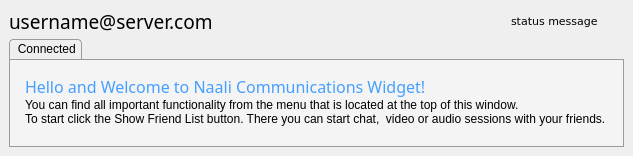
This is CommunicationModule/CommunicationUI/ui/SessionManagerWidget.ui in realXtend/tundra as Qt 5 draws it before an edit. The edited form follows.
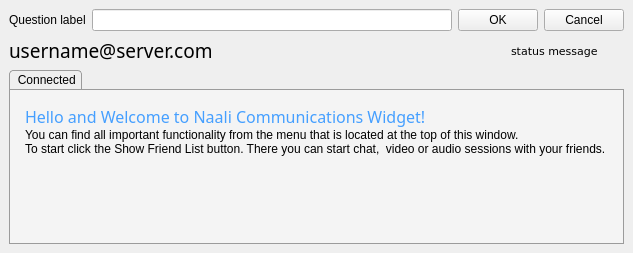
This is the edited form.

Commit message: * QNaaliProxyStyle: implemented slimmer scene dialog frames, style set to QApplication * Comms goodies: internal mode for everything but 3D management (will be external), ported to new theme, new input system (no more dialogs that didn't paint text to lineEdits) * Small ui tweaks in ui files all around

What changed in the file:
```diff
--- a/CommunicationModule/CommunicationUI/ui/SessionManagerWidget.ui
+++ b/CommunicationModule/CommunicationUI/ui/SessionManagerWidget.ui
@@ -6,8 +6,8 @@
    <rect>
     <x>0</x>
     <y>0</y>
-    <width>585</width>
-    <height>156</height>
+    <width>628</width>
+    <height>253</height>
    </rect>
   </property>
   <property name="windowTitle">
@@ -30,6 +30,46 @@
       </font>
      </property>
      <layout class="QVBoxLayout" name="verticalLayout_2">
+      <item>
+       <widget class="QFrame" name="inputFrame">
+        <property name="lineWidth">
+         <number>0</number>
+        </property>
+        <layout class="QHBoxLayout" name="horizontalLayout_3">
+         <property name="margin">
+          <number>0</number>
+         </property>
+         <item>
+          <layout class="QHBoxLayout" name="horizontalLayout_input">
+           <item>
+            <widget class="QLabel" name="inputQuestionLabel">
+             <property name="text">
+              <string>Question label</string>
+             </property>
+            </widget>
+           </item>
+           <item>
+            <widget class="QLineEdit" name="inputQuestionLineEdit"/>
+           </item>
+           <item>
+            <widget class="QPushButton" name="inputQuestionButtonOk">
+             <property name="text">
+              <string>OK</string>
+             </property>
+            </widget>
+           </item>
+           <item>
+            <widget class="QPushButton" name="inputQuestionButtonCancel">
+             <property name="text">
+              <string>Cancel</string>
+             </property>
+            </widget>
+           </item>
+          </layout>
+         </item>
+        </layout>
+       </widget>
+      </item>
       <item>
        <layout class="QHBoxLayout" name="horizontalLayout">
         <item>
@@ -101,7 +141,7 @@
       <item>
        <widget class="QTabWidget" name="sessionsTabWidget">
         <property name="styleSheet">
-         <string> QTabWidget::pane { /* The tab widget frame */
+         <string notr="true"> QTabWidget::pane { /* The tab widget frame */
      border: 1px solid #9B9B9B;
  }
 
@@ -116,6 +156,7 @@
                                  stop: 0 #E1E1E1, stop: 0.4 #DDDDDD,
                                  stop: 0.5 #D8D8D8, stop: 1.0 #D3D3D3);
      border: 1px solid #9B9B9B;
+	 border-bottom: 0px;
      border-top-left-radius: 4px;
      border-top-right-radius: 4px;
      min-width: 8ex;
```
The commit also changes 17 other files.
